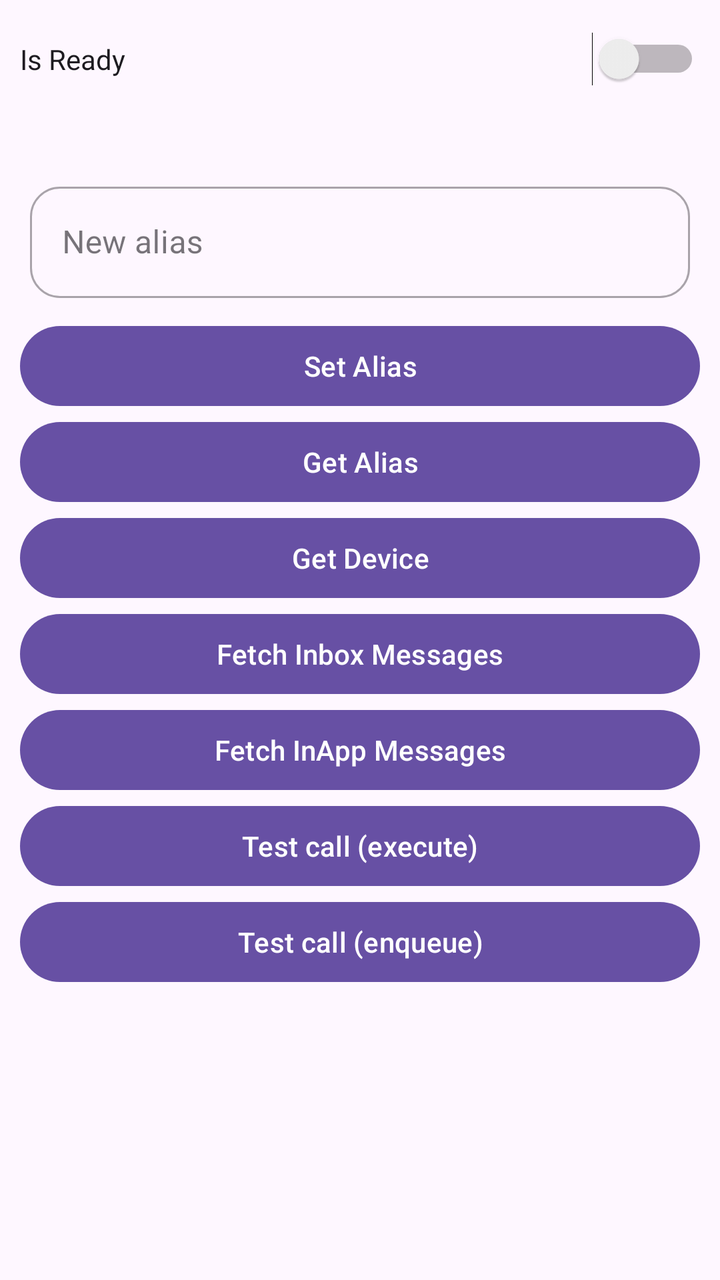
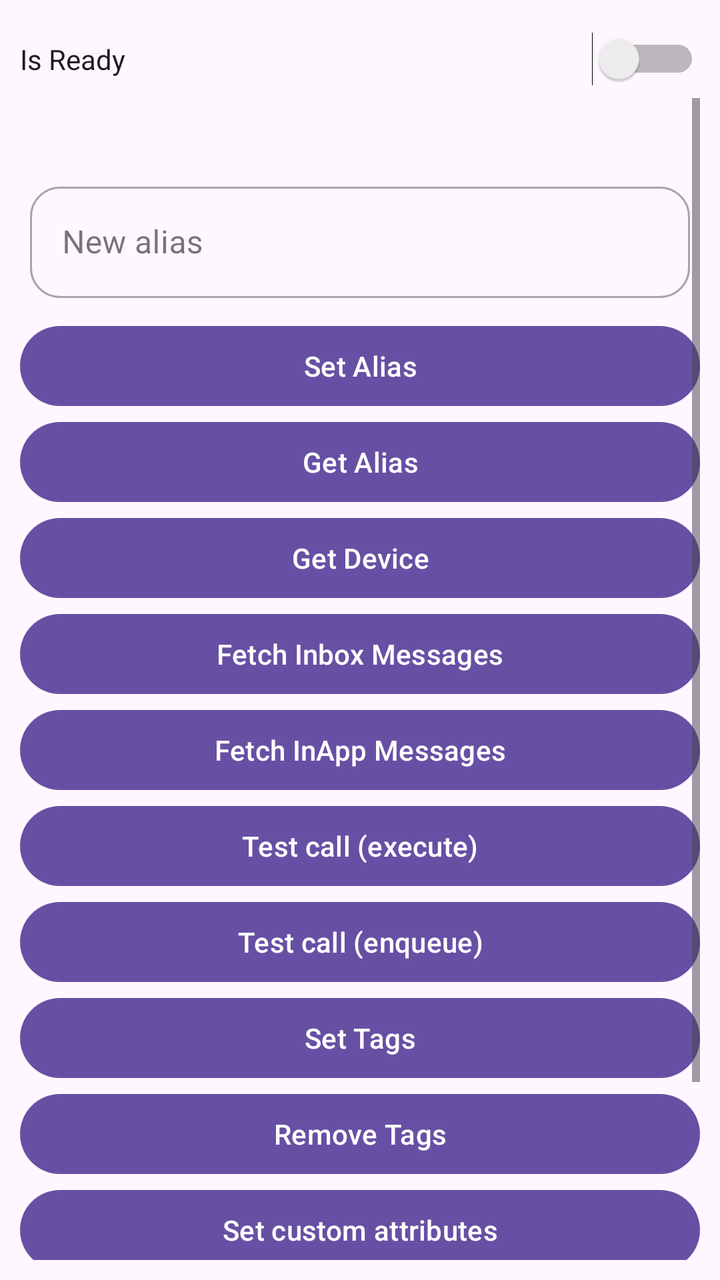

Screens rendered from an Android XML layout before and after an edit, with the pre-edit source and the edit as a unified diff.
<!-- AndroidManifest.xml: another module's application theme Theme.EngageSample -->
<!-- res/layout/activity_main.xml -->
<?xml version="1.0" encoding="utf-8"?>
<LinearLayout xmlns:android="http://schemas.android.com/apk/res/android"
    xmlns:app="http://schemas.android.com/apk/res-auto"
    xmlns:tools="http://schemas.android.com/tools"
    android:layout_width="match_parent"
    android:layout_height="match_parent"
    android:orientation="vertical"
    android:padding="10dp"
    tools:ignore="HardcodedText">

    <Switch
        android:id="@+id/switchReady"
        android:layout_width="match_parent"
        android:layout_height="wrap_content"
        android:paddingVertical="10dp"
        android:text="Is Ready"
        tools:ignore="HardcodedText,UseSwitchCompatOrMaterialXml" />

    <ScrollView
        android:layout_width="match_parent"
        android:layout_height="match_parent">

        <LinearLayout
            android:layout_width="match_parent"
            android:layout_height="wrap_content"
            android:orientation="vertical">

            <TextView
                android:id="@+id/tvDevice"
                android:layout_width="match_parent"
                android:layout_height="wrap_content"
                android:layout_marginTop="10dp" />

            <com.google.android.material.textfield.TextInputLayout
                style="@style/Widget.MaterialComponents.TextInputLayout.OutlinedBox"
                android:layout_width="match_parent"
                android:layout_height="wrap_content"
                android:layout_marginHorizontal="5dp"
                android:layout_marginVertical="10dp"
                android:hint="New alias"
                app:boxCornerRadiusBottomEnd="15dp"
                app:boxCornerRadiusBottomStart="15dp"
                app:boxCornerRadiusTopEnd="15dp"
                app:boxCornerRadiusTopStart="15dp"
                app:placeholderText="Enter alias">

                <com.google.android.material.textfield.TextInputEditText
                    android:id="@+id/editTextAlias"
                    android:layout_width="match_parent"
                    android:layout_height="wrap_content" />
            </com.google.android.material.textfield.TextInputLayout>

            <com.google.android.material.button.MaterialButton
                android:id="@+id/btnSetAlias"
                android:layout_width="match_parent"
                android:layout_height="wrap_content"
                android:text="Set Alias" />

            <com.google.android.material.button.MaterialButton
                android:id="@+id/btnGetAlias"
                android:layout_width="match_parent"
                android:layout_height="wrap_content"
                android:text="Get Alias" />

            <com.google.android.material.button.MaterialButton
                android:id="@+id/btnGetDevice"
                android:layout_width="match_parent"
                android:layout_height="wrap_content"
                android:text="Get Device" />


            <com.google.android.material.button.MaterialButton
                android:id="@+id/btnFetchInboxMessages"
                android:layout_width="match_parent"
                android:layout_height="wrap_content"
                android:text="Fetch Inbox Messages" />

            <com.google.android.material.button.MaterialButton
                android:id="@+id/btnFetchInappMessages"
                android:layout_width="match_parent"
                android:layout_height="wrap_content"
                android:text="Fetch InApp Messages" />

            <com.google.android.material.button.MaterialButton
                android:id="@+id/btnTestCallExecute"
                android:layout_width="match_parent"
                android:layout_height="wrap_content"
                android:text="Test call (execute)" />

            <com.google.android.material.button.MaterialButton
                android:id="@+id/btnTestCallEnqueue"
                android:layout_width="match_parent"
                android:layout_height="wrap_content"
                android:text="Test call (enqueue)" />
        </LinearLayout>
    </ScrollView>

</LinearLayout>
<!-- resources referenced by this layout -->
<resources>
  <style name="Theme.EngageSample" parent="Base.Theme.EngageSample" />
  <style name="Base.Theme.EngageSample" parent="Theme.Material3.DayNight.NoActionBar">
          
          
      </style>
</resources>

<!-- the commit's change to res/layout/activity_main.xml (unified diff, before → after) -->
@@ -92,6 +92,36 @@
                 android:layout_width="match_parent"
                 android:layout_height="wrap_content"
                 android:text="Test call (enqueue)" />
+
+            <com.google.android.material.button.MaterialButton
+                android:id="@+id/btnSetTags"
+                android:layout_width="match_parent"
+                android:layout_height="wrap_content"
+                android:text="Set Tags" />
+
+            <com.google.android.material.button.MaterialButton
+                android:id="@+id/btnRemoveTags"
+                android:layout_width="match_parent"
+                android:layout_height="wrap_content"
+                android:text="Remove Tags" />
+
+            <com.google.android.material.button.MaterialButton
+                android:id="@+id/btnSetCustomAttributes"
+                android:layout_width="match_parent"
+                android:layout_height="wrap_content"
+                android:text="Set custom attributes" />
+
+            <com.google.android.material.button.MaterialButton
+                android:id="@+id/btnGetCustomAttributes"
+                android:layout_width="match_parent"
+                android:layout_height="wrap_content"
+                android:text="Get custom attributes" />
+
+            <com.google.android.material.button.MaterialButton
+                android:id="@+id/btnTestInappEvent"
+                android:layout_width="match_parent"
+                android:layout_height="wrap_content"
+                android:text="Test Inapp Event" />
         </LinearLayout>
     </ScrollView>
 
